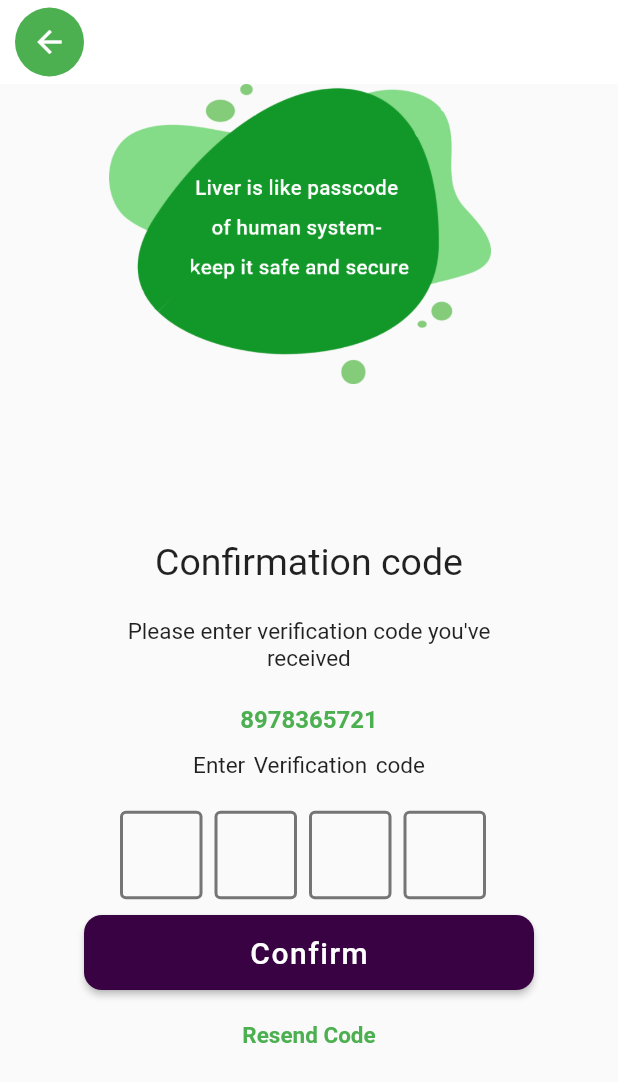
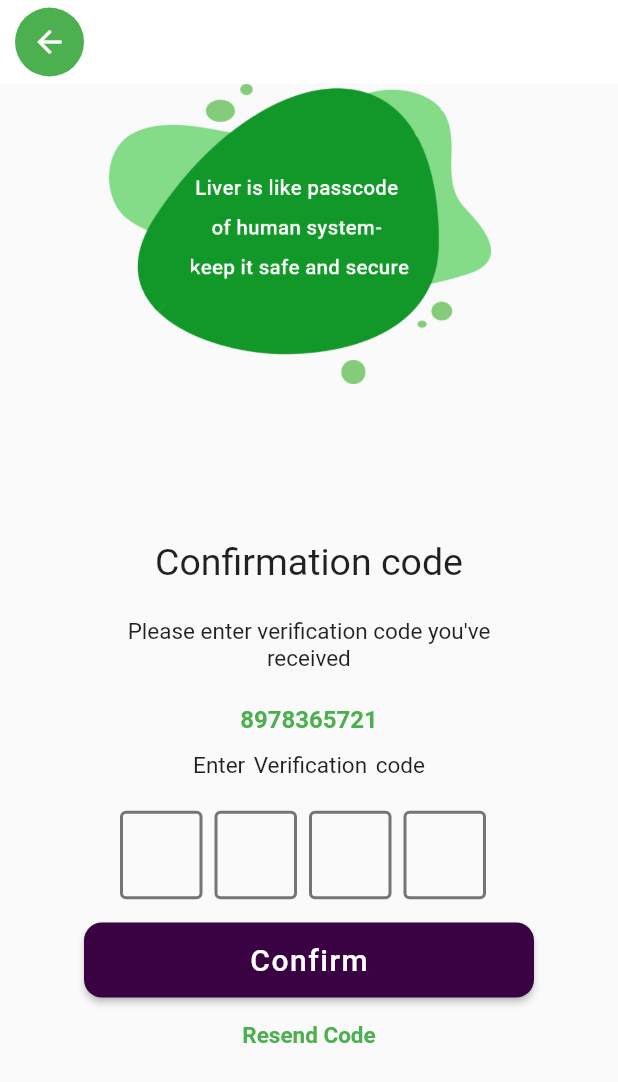
Before and after one commit to Awaizkazi/uponly_doc_plus, a Flutter app: the OTPScreen screen opened directly, on a phone screen of 412 x 824 dp. Shown: the top 1082 px of the screen. Run offline on Flutter 3.47's test engine with Material 2 defaults, Android fonts, the phone set to English and light mode, and no system bars; drawn by our look-alikes of flutter_otp_text_field; our stand-ins replace get, smooth_page_indicator.

Commit message:
Otp screen completed

```diff
--- a/lib/Screens/otp_screen.dart
+++ b/lib/Screens/otp_screen.dart
@@ -111,7 +111,7 @@ class _OTPScreenState extends State<OTPScreen> {
           ),
           Align(
             child: Padding(
-              padding: const EdgeInsets.only(top: 390),
+              padding: const EdgeInsets.only(top: 400),
               child: SizedBox(
                 width: 300,
                 height: 50,
```
